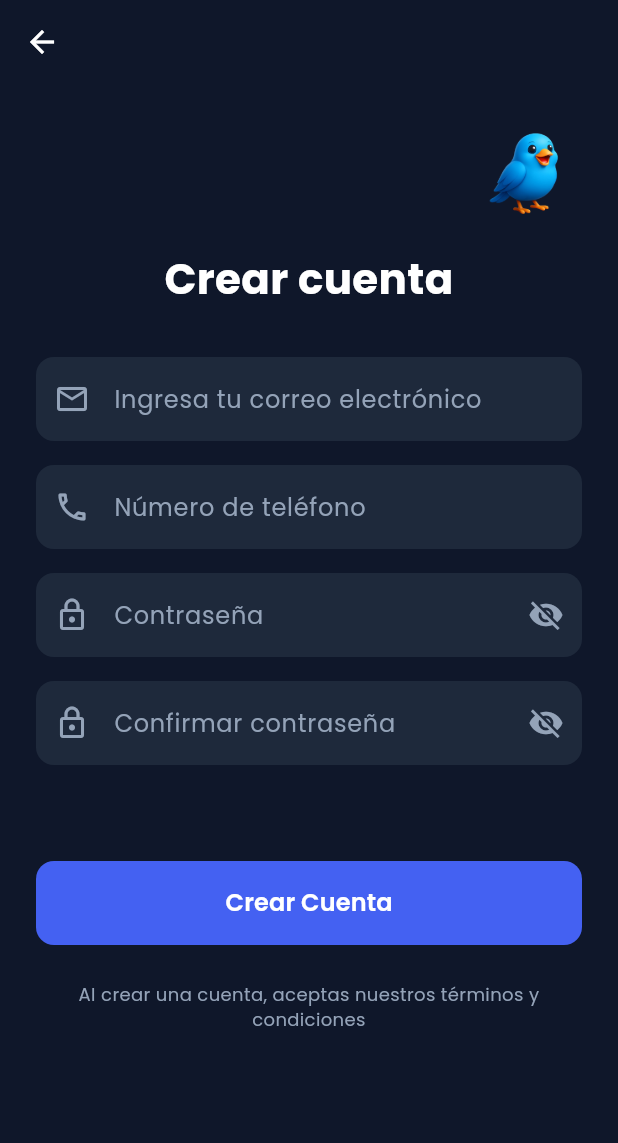
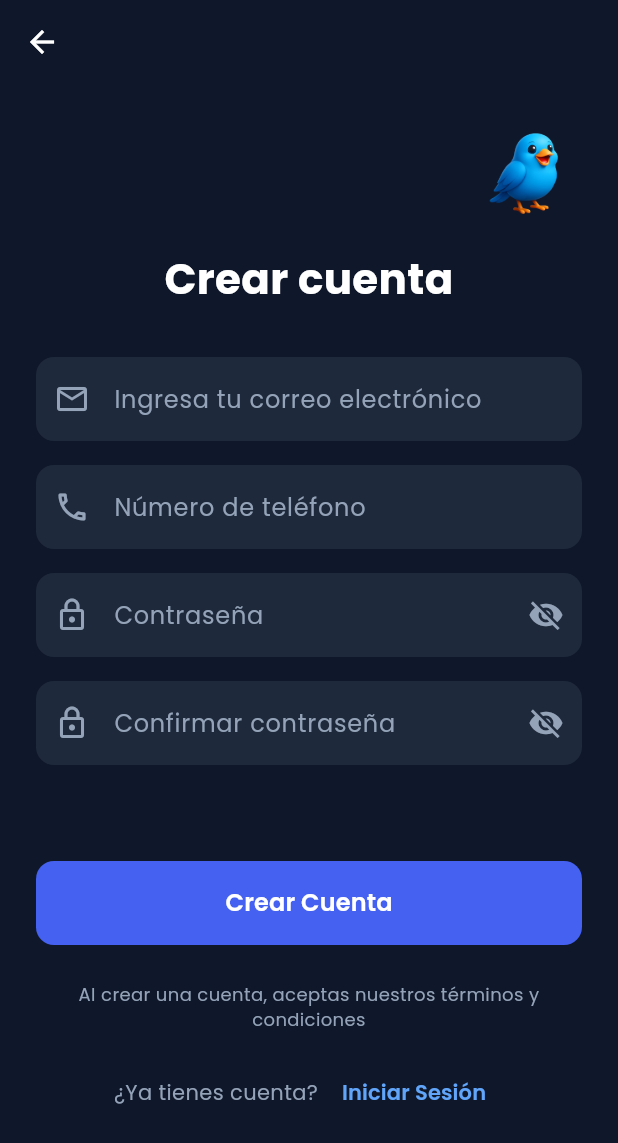
Before and after one commit to JulioCanSteel/bluebird-app, a Flutter app: the screen it shows after launch, after a tap on "Registrarse", on a phone screen of 412 x 824 dp. Shown: the top 1143 px of the screen. Run offline on Flutter 3.47's test engine with Material 3 defaults, Android fonts, the phone set to English and light mode, and no system bars; our stand-ins replace cloud_firestore, firebase_auth, firebase_core, google_fonts; accounts and stored records are empty.

Commit message:
Ya añado la conexion a la bd

```diff
--- a/lib/main.dart
+++ b/lib/main.dart
@@ -1,28 +1,105 @@
 import 'package:flutter/material.dart';
+import 'package:firebase_core/firebase_core.dart';
+import 'package:firebase_auth/firebase_auth.dart';
+import 'firebase_options.dart'; // Este archivo se genera con flutterfire configure
 import 'screens/welcome_screen.dart';
+import 'screens/home_screen.dart';
 import 'constants/app_constants.dart';
-import 'package:google_fonts/google_fonts.dart';
 
+void main() async {
+  // Asegurar inicialización de widgets
+  WidgetsFlutterBinding.ensureInitialized();
 
+  try {
+    // Inicializar Firebase
+    await Firebase.initializeApp(
+      options: DefaultFirebaseOptions.currentPlatform,
+    );
+    print('✅ Firebase inicializado correctamente');
+  } catch (e) {
+    print('❌ Error inicializando Firebase: $e');
+    // La app puede seguir funcionando sin Firebase
+  }
 
-void main() {
-  runApp(BluebirdApp());
+  runApp(MyApp());
 }
 
-class BluebirdApp extends StatelessWidget {
+class MyApp extends StatelessWidget {
   @override
   Widget build(BuildContext context) {
     return MaterialApp(
       title: AppConstants.appName,
-      debugShowCheckedModeBanner: false,
       theme: ThemeData(
         primarySwatch: Colors.blue,
         scaffoldBackgroundColor: AppConstants.backgroundColor,
-        textTheme: GoogleFonts.poppinsTextTheme(
-          Theme.of(context).textTheme,
-        ),
+        fontFamily: 'Poppins', // Si tienes la fuente configurada
       ),
-      home: WelcomeScreen(),
+      home: AuthWrapper(), // Widget que maneja el estado de autenticación
+      debugShowCheckedModeBanner: false,
     );
   }
 }
+
+class AuthWrapper extends StatelessWidget {
+  @override
+  Widget build(BuildContext context) {
+    return StreamBuilder<User?>(
+      stream: FirebaseAuth.instance.authStateChanges(),
+      builder: (context, snapshot) {
+        // Mostrar loading mientras se verifica el estado
+        if (snapshot.connectionState == ConnectionState.waiting) {
+          return Scaffold(
+            backgroundColor: AppConstants.backgroundColor,
+            body: Center(
+              child: Column(
+                mainAxisAlignment: MainAxisAlignment.center,
+                children: [
+                  // Logo o pájaro mientras carga
+                  Container(
+                    width: 120,
+                    height: 120,
+                    decoration: BoxDecoration(
+                      color: AppConstants.primaryBlue.withOpacity(0.1),
+                      borderRadius: BorderRadius.circular(60),
+                    ),
+                    child: Icon(
+                      Icons.flutter_dash,
+                      size: 60,
+                      color: AppConstants.primaryBlue,
+                    ),
+                  ),
+                  SizedBox(height: AppConstants.paddingLarge),
+                  CircularProgressIndicator(
+                    color: AppConstants.primaryBlue,
+                  ),
+                  SizedBox(height: AppConstants.paddingMedium),
+                  Text(
+                    'Cargando ${AppConstants.appName}...',
+                    style: TextStyle(
+                      color: AppConstants.textColor,
+                      fontSize: 16,
+                    ),
+                  ),
+                ],
+              ),
+            ),
+          );
+        }
+
+        // Si hay error de conexión, mostrar WelcomeScreen
+        if (snapshot.hasError) {
+          print('Error en AuthWrapper: ${snapshot.error}');
+          return WelcomeScreen();
+        }
+
+        // Si hay usuario autenticado, ir a HomeScreen
+        if (snapshot.hasData && snapshot.data != null) {
+          return HomeScreen();
+        }
+
+        // Si no hay usuario, mostrar WelcomeScreen
+        return WelcomeScreen();
+      },
+    );
+  }
+}
--- a/lib/screens/register_screen.dart
+++ b/lib/screens/register_screen.dart
@@ -4,7 +4,9 @@ import '../widgets/custom_button.dart';
 import '../widgets/custom_text_field.dart';
 import '../widgets/bird_widget.dart';
 import '../utils/validators.dart';
-import 'verification2_screen.dart'; // Importa la pantalla de verificación
+import '../services/firebase_auth_service.dart'; // Requiere Firebase Service
+import 'home_screen.dart'; // Navegación directa a Home
+import 'login_screen.dart';
 
 class RegisterScreen extends StatefulWidget {
   @override
@@ -17,6 +19,7 @@ class _RegisterScreenState extends State<RegisterScreen> {
   final _passwordController = TextEditingController();
   final _confirmPasswordController = TextEditingController();
   final _formKey = GlobalKey<FormState>();
+  final FirebaseAuthService _authService = FirebaseAuthService(); // Firebase Service
 
   bool _isPasswordVisible = false;
   bool _isConfirmPasswordVisible = false;
@@ -55,6 +58,7 @@ class _RegisterScreenState extends State<RegisterScreen> {
                   ],
                 ),
                 SizedBox(height: AppConstants.paddingMedium),
+
                 // Título
                 Text(
                   AppConstants.createAccount,
@@ -65,8 +69,10 @@ class _RegisterScreenState extends State<RegisterScreen> {
                   ),
                   textAlign: TextAlign.center,
                 ),
+
                 SizedBox(height: AppConstants.paddingXLarge),
-                // Campos del formulario
+
+                // Campo Email
                 CustomTextField(
                   hint: AppConstants.emailHint,
                   controller: _emailController,
@@ -77,7 +83,10 @@ class _RegisterScreenState extends State<RegisterScreen> {
                     color: AppConstants.subtitleColor,
                   ),
                 ),
+
                 SizedBox(height: AppConstants.paddingMedium),
+
+                // Campo Teléfono
                 CustomTextField(
                   hint: AppConstants.phoneHint,
                   controller: _phoneController,
@@ -88,7 +97,10 @@ class _RegisterScreenState extends State<RegisterScreen> {
                     color: AppConstants.subtitleColor,
                   ),
                 ),
+
                 SizedBox(height: AppConstants.paddingMedium),
+
+                // Campo Contraseña
                 CustomTextField(
                   hint: AppConstants.passwordHint,
                   controller: _passwordController,
@@ -110,7 +122,10 @@ class _RegisterScreenState extends State<RegisterScreen> {
                     },
                   ),
                 ),
+
                 SizedBox(height: AppConstants.paddingMedium),
+
+                // Campo Confirmar Contraseña
                 CustomTextField(
                   hint: AppConstants.confirmPasswordHint,
                   controller: _confirmPasswordController,
@@ -135,13 +150,18 @@ class _RegisterScreenState extends State<RegisterScreen> {
                     },
                   ),
                 ),
+
                 SizedBox(height: AppConstants.paddingXLarge * 2),
+
+                // Botón Crear Cuenta
                 CustomButton(
                   text: "Crear Cuenta",
                   isLoading: _isLoading,
                   onPressed: _handleRegister,
                 ),
+
                 SizedBox(height: AppConstants.paddingLarge),
+
                 // Términos y condiciones
                 Text(
                   'Al crear una cuenta, aceptas nuestros términos y condiciones',
@@ -151,6 +171,38 @@ class _RegisterScreenState extends State<RegisterScreen> {
                   ),
                   textAlign: TextAlign.center,
                 ),
+
+                SizedBox(height: AppConstants.paddingMedium),
+
+                // Link para ir a Login
+                Row(
+                  mainAxisAlignment: MainAxisAlignment.center,
+                  children: [
+                    Text(
+                      '¿Ya tienes cuenta? ',
+                      style: TextStyle(
+                        color: AppConstants.subtitleColor,
+                        fontSize: 14,
+                      ),
+                    ),
+                    TextButton(
+                      onPressed: () {
+                        Navigator.pushReplacement(
+                          context,
+                          MaterialPageRoute(builder: (context) => LoginScreen()),
+                        );
+                      },
+                      child: Text(
+                        'Iniciar Sesión',
+                        style: TextStyle(
+                          color: AppConstants.lightBlue,
+                          fontSize: 14,
+                          fontWeight: FontWeight.w600,
+                        ),
+                      ),
+                    ),
+                  ],
+                ),
               ],
             ),
           ),
@@ -159,29 +211,30 @@ class _RegisterScreenState extends State<RegisterScreen> {
     );
   }
 
-  void _handleRegister() async {
-    if (_formKey.currentState!.validate()) {
-      setState(() {
-        _isLoading = true;
-      });
+  // Método de registro con Firebase
+  Future<void> _handleRegister() async {
+    if (!_formKey.currentState!.validate()) return;
 
-      // Simula el proceso de registro y envío del código
-      await Future.delayed(Duration(seconds: 2));
+    setState(() => _isLoading = true);
 
-      setState(() {
-        _isLoading = false;
-      });
+    // Usar Firebase Auth Service
+    final result = await _authService.registerWithEmailAndPassword(
+      email: _emailController.text.trim(),
+      password: _passwordController.text,
+      phone: _phoneController.text.trim(),
+    );
 
-      // Muestra mensaje de éxito temporal
+    setState(() => _isLoading = false);
+
+    if (result['success']) {
+      // Mostrar mensaje de éxito
       ScaffoldMessenger.of(context).showSnackBar(
         SnackBar(
           content: Row(
             children: [
               Icon(Icons.check_circle, color: Colors.white),
               SizedBox(width: 8),
-              Expanded(
-                child: Text('¡Registro exitoso! Se envió un código de verificación a tu correo.'),
-              ),
+              Expanded(child: Text('¡Registro exitoso! Bienvenido a Bluebird.')),
             ],
           ),
           backgroundColor: Colors.green,
@@ -189,18 +242,34 @@ class _RegisterScreenState extends State<RegisterScreen> {
         ),
       );
 
-      // Navega a la pantalla de verificación de código
-      Future.delayed(Duration(milliseconds: 800), () {
-        Navigator.push(
+      // Navegar directamente a HomeScreen (usuario ya está autenticado)
+      Future.delayed(Duration(milliseconds: 1000), () {
+        Navigator.pushAndRemoveUntil(
           context,
           MaterialPageRoute(
-            builder: (context) => Verification2Screen(
+            builder: (context) => HomeScreen(
               userEmail: _emailController.text,
               userPhone: _phoneController.text,
             ),
           ),
+          (route) => false, // Limpiar stack de navegación
         );
       });
+    } else {
+      // Mostrar error de Firebase
+      ScaffoldMessenger.of(context).showSnackBar(
+        SnackBar(
+          content: Row(
+            children: [
+              Icon(Icons.error_outline, color: Colors.white),
+              SizedBox(width: 8),
+              Expanded(child: Text(result['message'])),
+            ],
+          ),
+          backgroundColor: Colors.red,
+          duration: Duration(seconds: 3),
+        ),
+      );
     }
   }
 
--- a/lib/screens/verification_screen.dart
+++ b/lib/screens/verification_screen.dart
@@ -2,7 +2,7 @@ import 'package:flutter/material.dart';
 import '../constants/app_constants.dart';
 import '../widgets/custom_button.dart';
 import '../utils/validators.dart';
-import 'package:google_fonts/google_fonts.dart';
+
 
 
 class VerificationScreen extends StatefulWidget {
--- a/lib/widgets/custom_text_field.dart
+++ b/lib/widgets/custom_text_field.dart
@@ -1,6 +1,6 @@
 import 'package:flutter/material.dart';
 import '../constants/app_constants.dart';
-import 'package:google_fonts/google_fonts.dart';
+
 
 
 class CustomTextField extends StatelessWidget {
```
Also changed, not shown: lib/screens/login_screen.dart (+89 -104 lines), lib/services/firebase_auth_service.dart (added, +192 -0 lines), pubspec.yaml (+10 -2 lines), firebase.json (added), lib/firebase_options.dart (added), pubspec.lock, 6 other files.
